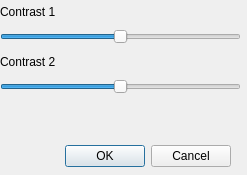
Old version of the form src/dialogcontrast.ui in the repository jandernascimento/imageprocessing-umanipulator.
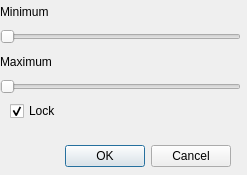
New version of the form.

The edit to the form file:
```diff
--- a/src/dialogcontrast.ui
+++ b/src/dialogcontrast.ui
@@ -44,21 +44,18 @@
       <item>
        <widget class="QLabel" name="label">
         <property name="text">
-         <string>Contrast 1</string>
+         <string>Minimum</string>
         </property>
        </widget>
       </item>
       <item>
        <widget class="QSlider" name="horizontalSlider">
         <property name="minimum">
-         <number>-127</number>
-        </property>
-        <property name="maximum">
-         <number>127</number>
-        </property>
-        <property name="value">
          <number>0</number>
         </property>
+        <property name="maximum">
+         <number>255</number>
+        </property>
         <property name="tracking">
          <bool>false</bool>
         </property>
@@ -70,21 +67,18 @@
       <item>
        <widget class="QLabel" name="label_2">
         <property name="text">
-         <string>Contrast 2</string>
+         <string>Maximum</string>
         </property>
        </widget>
       </item>
       <item>
        <widget class="QSlider" name="horizontalSlider_2">
         <property name="minimum">
-         <number>-127</number>
-        </property>
-        <property name="maximum">
-         <number>127</number>
-        </property>
-        <property name="value">
          <number>0</number>
         </property>
+        <property name="maximum">
+         <number>255</number>
+        </property>
         <property name="orientation">
          <enum>Qt::Horizontal</enum>
         </property>
@@ -94,6 +88,22 @@
     </item>
    </layout>
   </widget>
+  <widget class="QCheckBox" name="checkBox">
+   <property name="geometry">
+    <rect>
+     <x>10</x>
+     <y>100</y>
+     <width>91</width>
+     <height>22</height>
+    </rect>
+   </property>
+   <property name="text">
+    <string>Lock</string>
+   </property>
+   <property name="checked">
+    <bool>true</bool>
+   </property>
+  </widget>
  </widget>
  <resources/>
  <connections>
```
